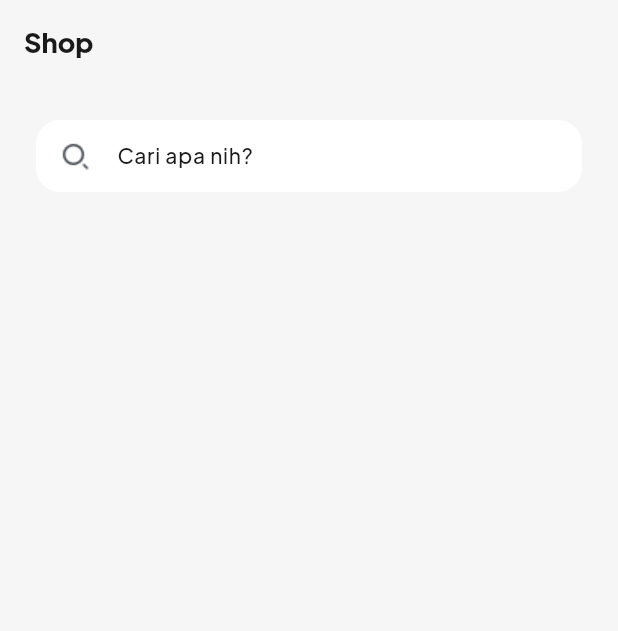
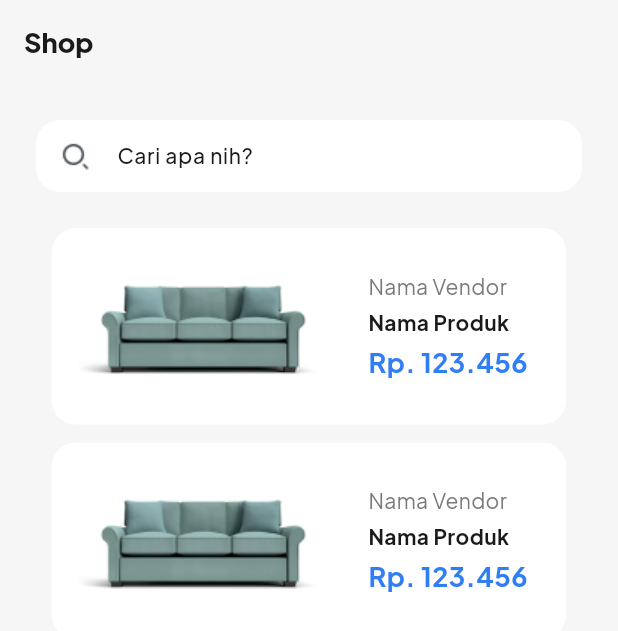
Before and after one commit to pfnazhmi/fe-isiRumah, a Flutter app: the ShopPage screen opened directly, on a phone screen of 412 x 824 dp. Shown: the top 631 px of the screen. Run offline on Flutter 3.47's test engine with Material 3 defaults, Android fonts, the phone set to English and light mode, and no system bars; our stand-ins replace google_fonts, image_picker.

Commit message:
add: page shop, detail shop

```diff
--- a/lib/core/app_asset.dart
+++ b/lib/core/app_asset.dart
@@ -13,4 +13,5 @@ class AppAsset {
   static const selectedShop = "assets/images/selected_shop.png";
   static const profile = "assets/images/profile.png";
   static const posting = "assets/images/post1.png";
+  static const shopKursi = "assets/images/kursi_shop.png";
 }
--- a/lib/feature/shop_page.dart
+++ b/lib/feature/shop_page.dart
@@ -2,6 +2,7 @@ import 'package:flutter/material.dart';
 import 'package:google_fonts/google_fonts.dart';
 import 'package:isirumah/core/app_asset.dart';
 import 'package:isirumah/core/app_color.dart';
+import 'package:isirumah/feature/detail_shop_page.dart';
 
 class ShopPage extends StatelessWidget {
   const ShopPage({super.key});
@@ -12,6 +13,8 @@ class ShopPage extends StatelessWidget {
         backgroundColor: AppColor.bgScreen,
         appBar: AppBar(
           backgroundColor: AppColor.bgScreen,
+          elevation: 0,
+          shadowColor: Colors.transparent,
           automaticallyImplyLeading: false,
           title: Text(
             "Shop",
@@ -22,14 +25,102 @@ class ShopPage extends StatelessWidget {
             ),
           ),
         ),
-        body: Padding(
+        body: SingleChildScrollView(
+          child: Padding(
             padding: const EdgeInsets.symmetric(horizontal: 24),
             child: Column(
               children: [
                 const SizedBox(
                   height: 24,
                 ),
-              Container(
+                searchField(),
+                const SizedBox(
+                  height: 24,
+                ),
+                cardShop(context),
+                const SizedBox(
+                  height: 12,
+                ),
+                cardShop(context),
+                const SizedBox(
+                  height: 32,
+                ),
+              ],
+            ),
+          ),
+        ));
+  }
+
+  InkWell cardShop(BuildContext context) {
+    return InkWell(
+      onTap: () {
+        Navigator.push(
+          context,
+          MaterialPageRoute(
+            builder: (context) => DetailshopPage(),
+          ),
+        );
+      },
+      child: Container(
+        width: 343,
+        height: 131,
+        decoration: BoxDecoration(
+          color: Colors.white,
+          borderRadius: BorderRadius.circular(16),
+        ),
+        padding: const EdgeInsets.all(8),
+        child: Row(
+          children: [
+            Image.asset(
+              AppAsset.shopKursi,
+              width: 187,
+              height: 96,
+            ),
+            const SizedBox(width: 16),
+            Expanded(
+              child: Column(
+                crossAxisAlignment: CrossAxisAlignment.start,
+                mainAxisAlignment: MainAxisAlignment.center,
+                children: [
+                  Text(
+                    'Nama Vendor',
+                    style: GoogleFonts.plusJakartaSans(
+                        fontSize: 14,
+                        color: AppColor.grey,
+                        fontWeight: FontWeight.w400),
+                    overflow: TextOverflow.ellipsis,
+                    maxLines: 1,
+                  ),
+                  const SizedBox(height: 4),
+                  Text(
+                    'Nama Produk',
+                    style: GoogleFonts.plusJakartaSans(
+                        color: AppColor.black,
+                        fontWeight: FontWeight.w700,
+                        fontSize: 14),
+                    overflow: TextOverflow.ellipsis,
+                    maxLines: 1,
+                  ),
+                  const SizedBox(height: 4),
+                  Text(
+                    'Rp. 123.456',
+                    style: GoogleFonts.plusJakartaSans(
+                      fontWeight: FontWeight.w700,
+                      fontSize: 18,
+                      color: AppColor.primary,
+                    ),
+                  ),
+                ],
+              ),
+            ),
+          ],
+        ),
+      ),
+    );
+  }
+
+  Container searchField() {
+    return Container(
       decoration: BoxDecoration(
         borderRadius: BorderRadius.circular(16),
         color: Colors.white,
@@ -61,9 +152,6 @@ class ShopPage extends StatelessWidget {
           ),
         ),
       ),
-              )
-            ],
-          ),
-        ));
+    );
   }
 }
```
Also changed, not shown: lib/feature/detail_shop_page.dart (+59 -2 lines), lib/feature/profile_page.dart (+23 -2 lines), assets/images/kursi_shop.png (added). Lines whose indentation alone changed are shown as unchanged.
